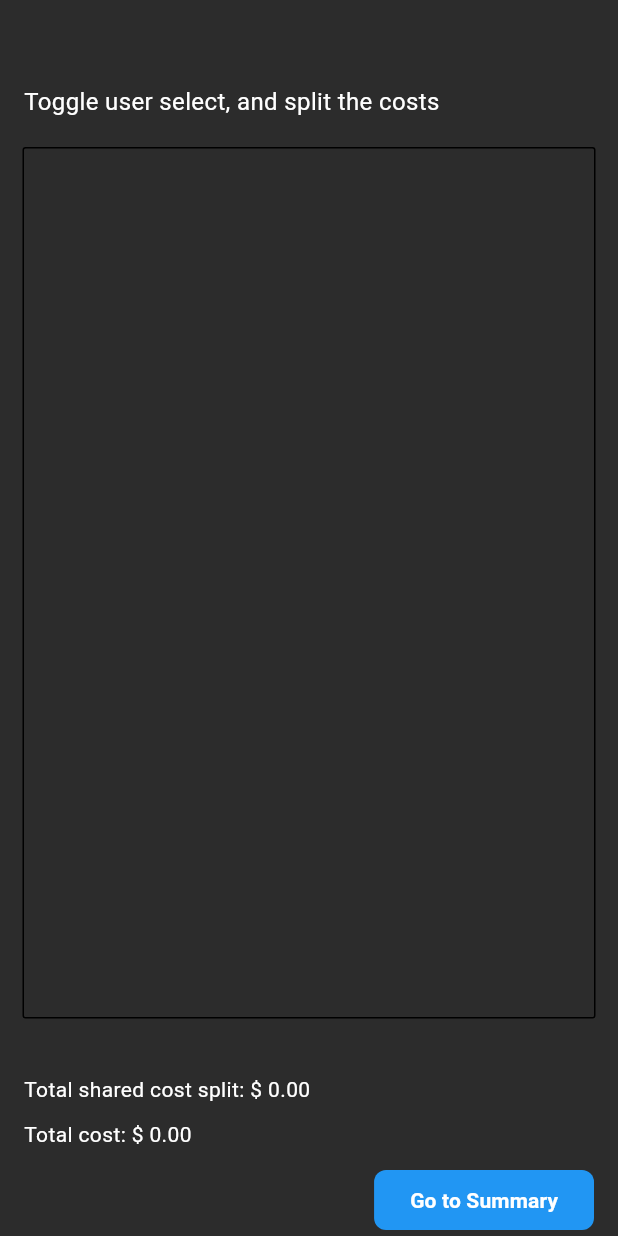
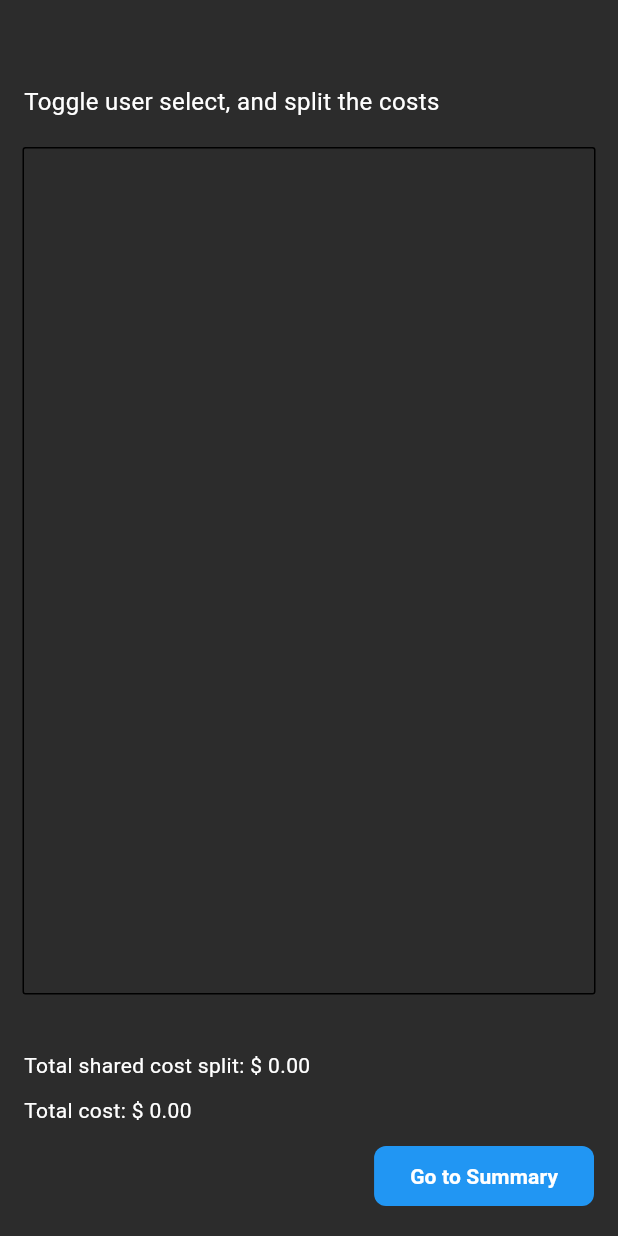
Before and after one commit to t-rav4/receipt_split, a Flutter app: the ReceiptSplitPage widget shown alone on an empty page, opened directly with empty values, on a phone screen of 412 x 824 dp. Run offline on Flutter 3.47's test engine with Material 3 defaults, Android fonts, the phone set to English and light mode, and no system bars; our stand-ins replace file_picker, flutter_dotenv, flutter_native_splash, shared_preferences; missing offline and left inert: read_pdf_text; accounts and stored records are empty.

Commit message:
refactor: simplified layout/widget tree - user now selected by default on local create

```diff
--- a/mobile/lib/features/select-users/offline_user_input.dart
+++ b/mobile/lib/features/select-users/offline_user_input.dart
@@ -23,7 +23,8 @@ class OfflineUserInput extends StatelessWidget {
               onPressed: () {
                 if (textController.text.isEmpty) return;
 
-                provider.createNewUser(textController.text);
+                var user = provider.createNewUser(textController.text);
+                provider.toggleUserSelection(user.id);
                 textController.clear();
               },
             ),
--- a/mobile/lib/features/select-users/select_users_provider.dart
+++ b/mobile/lib/features/select-users/select_users_provider.dart
@@ -28,7 +28,7 @@ class SelectUsersProvider extends ChangeNotifier {
     return userOptions;
   }
 
-  void createNewUser(String name) async {
+   User createNewUser(String name) {
     final user = User(
       id: Uuid().v4().toString(),
       name: name,
@@ -37,6 +37,7 @@ class SelectUsersProvider extends ChangeNotifier {
 
     userOptions.add(user);
     notifyListeners();
+    return user;
   }
 
   void updateUser(User user) async {
--- a/mobile/lib/features/select-users/user_list_section.dart
+++ b/mobile/lib/features/select-users/user_list_section.dart
@@ -21,8 +21,7 @@ class UserListSection extends StatelessWidget {
           ),
         ),
         // User List Section
-        Expanded(
-          child: Container(
+        Container(
           padding: EdgeInsets.symmetric(horizontal: 10, vertical: 6),
           decoration: BoxDecoration(
             border: Border.all(color: Colors.grey, width: 0.2),
@@ -46,7 +45,6 @@ class UserListSection extends StatelessWidget {
             },
           ),
         ),
-        ),
       ],
     );
   }
--- a/mobile/lib/features/splitting/receipt_split_page.dart
+++ b/mobile/lib/features/splitting/receipt_split_page.dart
@@ -141,7 +141,6 @@ class _ReceiptSplitPageState extends State<ReceiptSplitPage> {
   @override
   Widget build(BuildContext context) {
     return RsLayout(
-        showBackButton: true,
         content: Column(
           crossAxisAlignment: CrossAxisAlignment.start,
           spacing: 10,
--- a/mobile/lib/pages/landing_page.dart
+++ b/mobile/lib/pages/landing_page.dart
@@ -74,7 +74,7 @@ class _LandingPageState extends State<LandingPage> {
         ],
       ),
       body: SafeArea(
-        child: Padding(
+        child: Container(
           padding: EdgeInsets.all(48),
           child: Column(
             crossAxisAlignment: CrossAxisAlignment.center,
--- a/mobile/lib/pages/settings_page.dart
+++ b/mobile/lib/pages/settings_page.dart
@@ -44,7 +44,6 @@ class _SettingsPageState extends State<SettingsPage> {
   Widget build(BuildContext context) {
     return RsLayout(
       title: "Settings",
-      showBackButton: true,
       content: Row(
         mainAxisAlignment: MainAxisAlignment.spaceBetween,
         children: [
--- a/mobile/lib/pages/split_summary_page.dart
+++ b/mobile/lib/pages/split_summary_page.dart
@@ -20,7 +20,7 @@ class _SplitSummaryPageState extends State<SplitSummaryPage> {
   Widget build(BuildContext context) {
     return RsLayout(
       title: "Split Cost Summary",
-      showBackButton: true,
+
       content: Column(
         children: [
           Expanded(
--- a/mobile/lib/widgets/page_layout.dart
+++ b/mobile/lib/widgets/page_layout.dart
@@ -2,14 +2,11 @@ import 'package:flutter/material.dart';
 
 class RsLayout extends StatelessWidget {
   final Widget content;
-  final bool? showBackButton;
   final String? title;
 
-  const RsLayout(
-      {super.key,
-      required this.content,
-      this.showBackButton = false,
-      this.title});
+  final EdgeInsetsGeometry? padding;
+
+  const RsLayout({super.key, required this.content, this.title, this.padding});
 
   @override
   Widget build(BuildContext context) {
@@ -18,15 +15,9 @@ class RsLayout extends StatelessWidget {
         title: title != null ? Text(title!) : null,
       ),
       body: SafeArea(
-        child: Column(
-          children: [
-            Flexible(
-              child: Padding(
-                padding: const EdgeInsets.symmetric(horizontal: 16),
-                child: content,
-              ),
-            ),
-          ],
+        child: Container(
+          padding: padding ?? const EdgeInsets.only(left: 16, right: 16, bottom: 16),
+          child: content,
         ),
       ),
     );
```
Also changed, not shown: mobile/lib/features/select-users/select_users_page.dart (+13 -13 lines), mobile/lib/features/select-users/user_list.dart (+0 -8 lines). Lines whose indentation alone changed are shown as unchanged.
